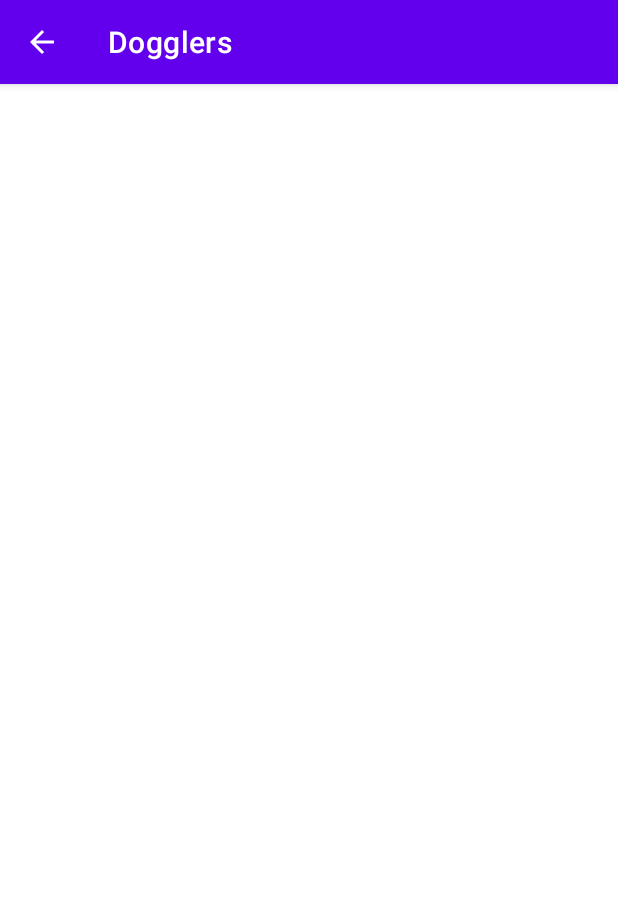
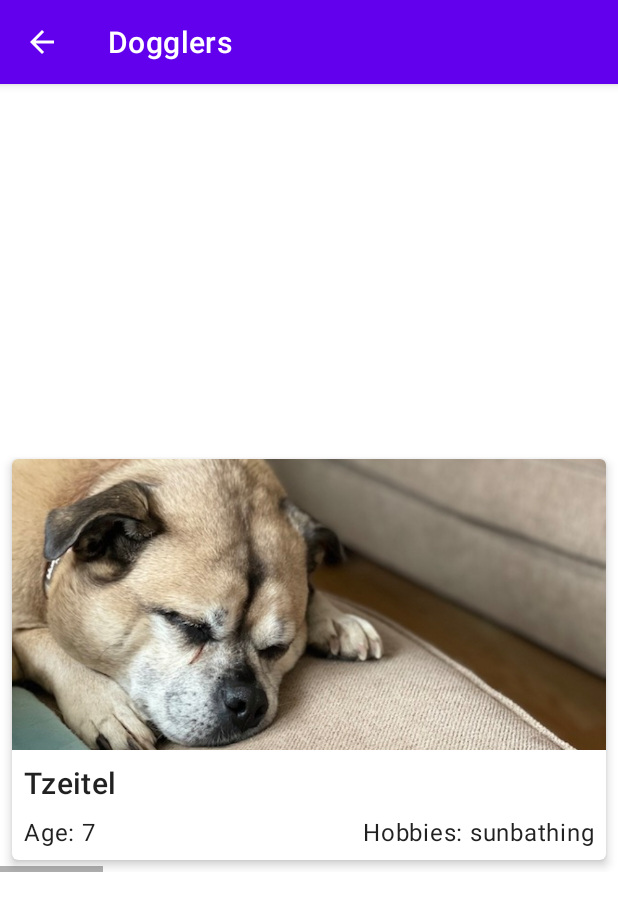
Before and after one commit to shoumik310/Kotlin-Practice, an Android app: the HorizontalListActivity screen opened directly, with no data from a screen before it, on a phone screen of 412 x 824 dp. Shown: the top 911 px of the screen. Run offline under Robolectric (Android 15) with nearby library versions, the phone set to English and light mode, and no system bars.

Commit message:
Implemented Dogglers App

```diff
--- a/Layout/Dogglers/app/src/main/java/com/example/dogglers/adapter/DogCardAdapter.kt
+++ b/Layout/Dogglers/app/src/main/java/com/example/dogglers/adapter/DogCardAdapter.kt
@@ -16,9 +16,14 @@
 package com.example.dogglers.adapter
 
 import android.content.Context
+import android.view.LayoutInflater
 import android.view.View
 import android.view.ViewGroup
+import android.widget.ImageView
+import android.widget.TextView
 import androidx.recyclerview.widget.RecyclerView
+import com.example.dogglers.R
+import com.example.dogglers.data.DataSource
 
 /**
  * Adapter to inflate the appropriate list item layout and populate the view with information
@@ -27,40 +32,57 @@ import androidx.recyclerview.widget.RecyclerView
 class DogCardAdapter(
     private val context: Context?,
     private val layout: Int
-): RecyclerView.Adapter<DogCardAdapter.DogCardViewHolder>() {
+) : RecyclerView.Adapter<DogCardAdapter.DogCardViewHolder>() {
 
-    // TODO: Initialize the data using the List found in data/DataSource
+    // Initializing the data using the List found in data/DataSource
+    private val dataSet = DataSource.dogs
 
     /**
      * Initialize view elements
      */
-    class DogCardViewHolder(view: View?): RecyclerView.ViewHolder(view!!) {
-        // TODO: Declare and initialize all of the list item UI components
+    class DogCardViewHolder(view: View?) : RecyclerView.ViewHolder(view!!) {
+        // Declare and initialize all of the list item UI components
+        val imageView: ImageView = view!!.findViewById(R.id.dog_image)
+        val nameTextView: TextView = view!!.findViewById(R.id.dog_name)
+        val ageTextView: TextView = view!!.findViewById(R.id.dog_age)
+        val hobbiesTextView: TextView = view!!.findViewById(R.id.dog_hobbies)
+
     }
 
     override fun onCreateViewHolder(parent: ViewGroup, viewType: Int): DogCardViewHolder {
-        // TODO: Use a conditional to determine the layout type and set it accordingly.
+        // Use a conditional to determine the layout type and set it accordingly.
         //  if the layout variable is Layout.GRID the grid list item should be used. Otherwise the
         //  the vertical/horizontal list item should be used.
+        val layoutId = when (layout) {
+            3 -> R.layout.grid_list_item
+            else -> R.layout.vertical_horizontal_list_item
+        }
 
-        // TODO Inflate the layout
+        // Inflate the layout
+        val adaptorLayout = LayoutInflater.from(parent.context).inflate(layoutId, parent, false)
 
-        // TODO: Null should not be passed into the view holder. This should be updated to reflect
+        // Null should not be passed into the view holder. This should be updated to reflect
         //  the inflated layout.
-        return DogCardViewHolder(null)
+        return DogCardViewHolder(adaptorLayout)
     }
 
-    override fun getItemCount(): Int = 0 // TODO: return the size of the data set instead of 0
+    override fun getItemCount(): Int = dataSet.size
 
     override fun onBindViewHolder(holder: DogCardViewHolder, position: Int) {
-        // TODO: Get the data at the current position
-        // TODO: Set the image resource for the current dog
-        // TODO: Set the text for the current dog's name
-        // TODO: Set the text for the current dog's age
+        // Get the data at the current position
+        val item = dataSet[position]
+        //Create resources variable
         val resources = context?.resources
-        // TODO: Set the text for the current dog's hobbies by passing the hobbies to the
+        // Set the image resource for the current dog
+        holder.imageView.setImageResource(item.imageResourceId)
+        // Set the text for the current dog's name
+        holder.nameTextView.text = item.name
+        // Set the text for the current dog's age
+        holder.ageTextView.text = resources?.getString(R.string.dog_age, item.age.toString())
+        // Set the text for the current dog's hobbies by passing the hobbies to the
         //  R.string.dog_hobbies string constant.
         //  Passing an argument to the string resource looks like:
         //  resources?.getString(R.string.dog_hobbies, dog.hobbies)
+        holder.hobbiesTextView.text = resources?.getString(R.string.dog_hobbies, item.hobbies.toString())
     }
 }
--- a/Layout/Dogglers/app/src/main/res/layout/vertical_horizontal_list_item.xml
+++ b/Layout/Dogglers/app/src/main/res/layout/vertical_horizontal_list_item.xml
@@ -1,5 +1,4 @@
-<?xml version="1.0" encoding="utf-8"?>
-<!--
+<?xml version="1.0" encoding="utf-8"?><!--
   ~ Copyright (C) 2021 The Android Open Source Project.
   ~
   ~ Licensed under the Apache License, Version 2.0 (the "License");
@@ -14,33 +13,71 @@
   ~ See the License for the specific language governing permissions and
   ~ limitations under the License.
   -->
-<com.google.android.material.card.MaterialCardView
+<com.google.android.material.card.MaterialCardView xmlns:android="http://schemas.android.com/apk/res/android"
     xmlns:app="http://schemas.android.com/apk/res-auto"
-    xmlns:android="http://schemas.android.com/apk/res/android"
     xmlns:tools="http://schemas.android.com/tools"
     android:layout_width="match_parent"
     android:layout_height="wrap_content"
     android:layout_margin="8dp"
-    app:cardElevation="4dp"
-    app:cardCornerRadius="4dp">
+    app:cardCornerRadius="4dp"
+    app:cardElevation="4dp">
 
     <androidx.constraintlayout.widget.ConstraintLayout
         android:layout_width="match_parent"
         android:layout_height="wrap_content">
 
-        <!-- TODO: Note that, unlike the grid view list, one card in the vertical and horizontal
+        <!-- Note that, unlike the grid view list, one card in the vertical and horizontal
                lists effectively take up the width of the screen. This means you have more
                room to display information spanning the width of the card.-->
 
-        <!-- TODO: Create an ImageView resource for the image of the dog.
+        <!-- Create an ImageView resource for the image of the dog.
                The height should be 194dp
                The width should match the with of the card
                The scaleType should be set to centerCrop-->
+        <ImageView
+            android:id="@+id/dog_image"
+            android:layout_width="match_parent"
+            android:layout_height="194dp"
+            android:importantForAccessibility="no"
+            android:scaleType="centerCrop"
+            app:layout_constraintStart_toStartOf="parent"
+            app:layout_constraintTop_toTopOf="parent"
+            app:srcCompat="@drawable/bella" />
 
-        <!-- TODO: Create a TextView for each of the following:
+        <!-- Create a TextView for each of the following:
                 The dog's name
                 The dog's age
                 The dog's hobbies-->
+        <TextView
+            android:id="@+id/dog_name"
+            android:layout_width="wrap_content"
+            android:layout_height="wrap_content"
+            android:layout_margin="8dp"
+            android:textAppearance="?attr/textAppearanceHeadline6"
+            app:layout_constraintStart_toStartOf="parent"
+            app:layout_constraintTop_toBottomOf="@id/dog_image" />
+
+        <TextView
+            android:id="@+id/dog_age"
+            android:layout_width="wrap_content"
+            android:layout_height="wrap_content"
+            android:layout_margin="8dp"
+            android:text="@string/dog_age"
+            android:textAppearance="?attr/textAppearanceBody1"
+            app:layout_constraintStart_toStartOf="parent"
+            app:layout_constraintTop_toBottomOf="@id/dog_name"
+            app:layout_constraintBottom_toBottomOf="parent"/>
+
+        <TextView
+            android:id="@+id/dog_hobbies"
+            android:layout_width="wrap_content"
+            android:layout_height="wrap_content"
+            android:layout_margin="8dp"
+            android:text="@string/dog_hobbies"
+            android:textAppearance="?attr/textAppearanceBody1"
+            app:layout_constraintEnd_toEndOf="parent"
+            app:layout_constraintTop_toBottomOf="@id/dog_name"
+            app:layout_constraintBottom_toBottomOf="parent"/>
 
     </androidx.constraintlayout.widget.ConstraintLayout>
 
```
Also changed, not shown: Layout/Dogglers/app/src/main/res/layout/grid_list_item.xml (+44 -9 lines), 826 other files.
